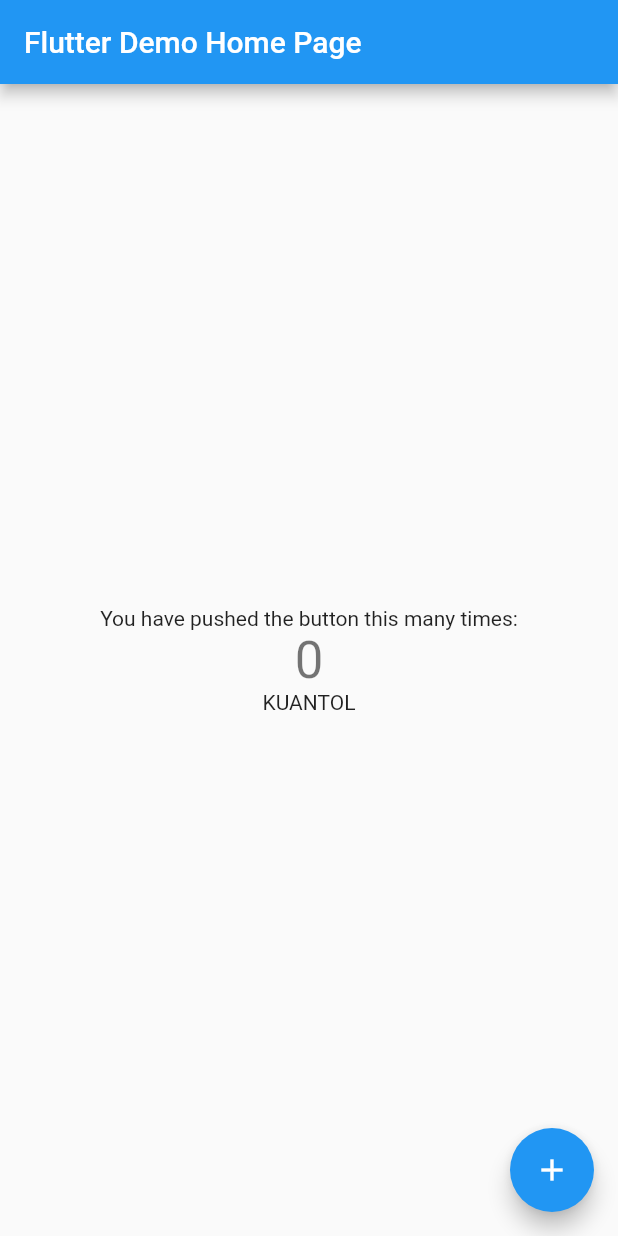
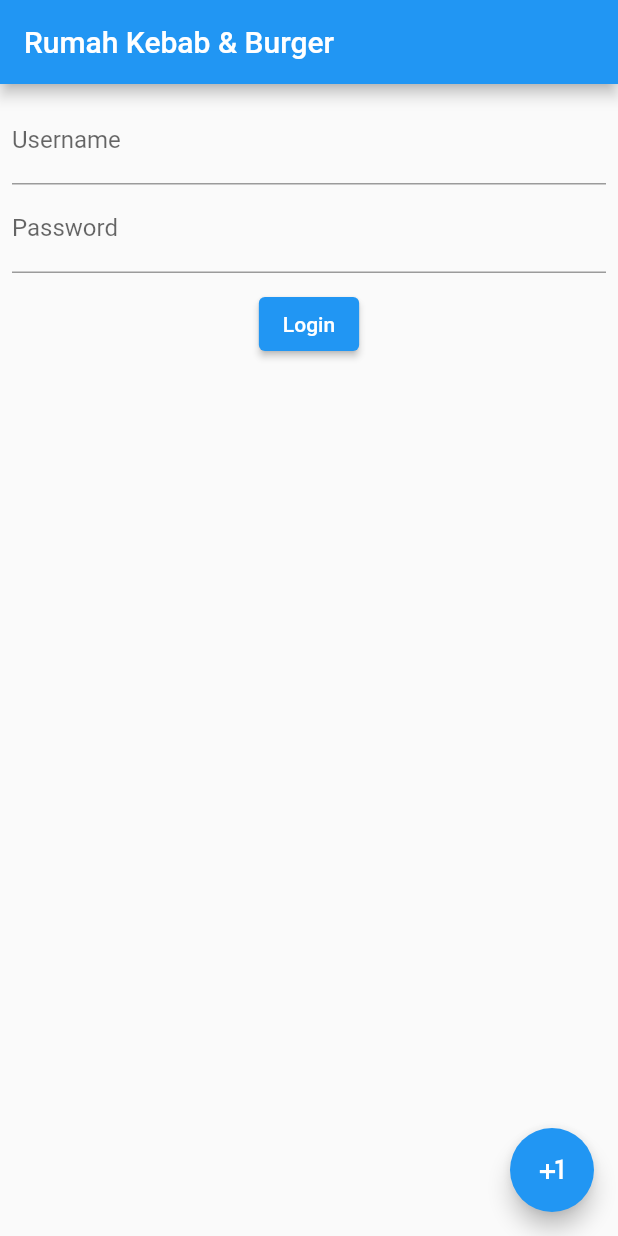
Before and after one commit to aldiramadani00/Flutter, a Flutter app: the screen it shows after launch, on a phone screen of 412 x 824 dp. Run offline on Flutter 3.47's test engine with Material 2 defaults, Android fonts, the phone set to English and light mode, and no system bars.

Commit message:
Perubahan
flutter

```diff
--- a/lib/main.dart
+++ b/lib/main.dart
@@ -1,118 +1,33 @@
 import 'package:flutter/material.dart';
 
 void main() {
-  runApp(const MyApp());
-}
-
-class MyApp extends StatelessWidget {
-  const MyApp({super.key});
-
-  // This widget is the root of your application.
-  @override
-  Widget build(BuildContext context) {
-    return MaterialApp(
-      title: 'JUANCOK',
-      theme: ThemeData(
-        // This is the theme of your application.
-        //
-        // Try running your application with "flutter run". You'll see the
-        // application has a blue toolbar. Then, without quitting the app, try
-        // changing the primarySwatch below to Colors.green and then invoke
-        // "hot reload" (press "r" in the console where you ran "flutter run",
-        // or simply save your changes to "hot reload" in a Flutter IDE).
-        // Notice that the counter didn't reset back to zero; the application
-        // is not restarted.
-        primarySwatch: Colors.blue,
+  runApp(MaterialApp(
+    debugShowCheckedModeBanner: false,
+    home: Scaffold(
+        floatingActionButton: FloatingActionButton(
+          onPressed: () {},
+          child: const Icon(Icons.plus_one),
         ),
-      home: const MyHomePage(title: 'Flutter Demo Home Page'),
-    );
-  }
-}
-
-class MyHomePage extends StatefulWidget {
-  const MyHomePage({super.key, required this.title});
-
-  // This widget is the home page of your application. It is stateful, meaning
-  // that it has a State object (defined below) that contains fields that affect
-  // how it looks.
-
-  // This class is the configuration for the state. It holds the values (in this
-  // case the title) provided by the parent (in this case the App widget) and
-  // used by the build method of the State. Fields in a Widget subclass are
-  // always marked "final".
-
-  final String title;
-
-  @override
-  State<MyHomePage> createState() => _MyHomePageState();
-}
-
-class _MyHomePageState extends State<MyHomePage> {
-  int _counter = 0;
-
-  void _incrementCounter() {
-    setState(() {
-      // This call to setState tells the Flutter framework that something has
-      // changed in this State, which causes it to rerun the build method below
-      // so that the display can reflect the updated values. If we changed
-      // _counter without calling setState(), then the build method would not be
-      // called again, and so nothing would appear to happen.
-      _counter++;
-    });
-  }
-
-  @override
-  Widget build(BuildContext context) {
-    // This method is rerun every time setState is called, for instance as done
-    // by the _incrementCounter method above.
-    //
-    // The Flutter framework has been optimized to make rerunning build methods
-    // fast, so that you can just rebuild anything that needs updating rather
-    // than having to individually change instances of widgets.
-    return Scaffold(
-      appBar: AppBar(
-        // Here we take the value from the MyHomePage object that was created by
-        // the App.build method, and use it to set our appbar title.
-        title: Text(widget.title),
+        body: Padding(
+          padding: const EdgeInsets.all(8.0),
+          child: Column(
+            children: [
+              const TextField(
+                decoration: InputDecoration(labelText: "Username"),
               ),
-      body: Center(
-        // Center is a layout widget. It takes a single child and positions it
-        // in the middle of the parent.
-        child: Column(
-          // Column is also a layout widget. It takes a list of children and
-          // arranges them vertically. By default, it sizes itself to fit its
-          // children horizontally, and tries to be as tall as its parent.
-          //
-          // Invoke "debug painting" (press "p" in the console, choose the
-          // "Toggle Debug Paint" action from the Flutter Inspector in Android
-          // Studio, or the "Toggle Debug Paint" command in Visual Studio Code)
-          // to see the wireframe for each widget.
-          //
-          // Column has various properties to control how it sizes itself and
-          // how it positions its children. Here we use mainAxisAlignment to
-          // center the children vertically; the main axis here is the vertical
-          // axis because Columns are vertical (the cross axis would be
-          // horizontal).
-          mainAxisAlignment: MainAxisAlignment.center,
-          children: <Widget>[
-            const Text(
-              'You have pushed the button this many times:',
+              const TextField(
+                obscureText: true,
+                decoration: InputDecoration(labelText: "Password"),
               ),
-            Text(
-              '$_counter',
-              style: Theme.of(context).textTheme.headlineMedium,
+              const SizedBox(
+                height: 10.0,
               ),
-            const Text(
-              'KUANTOL',
-            ),
+              ElevatedButton(onPressed: () {}, child: const Text("Login"))
             ],
           ),
         ),
-      floatingActionButton: FloatingActionButton(
-        onPressed: _incrementCounter,
-        tooltip: 'Increment',
-        child: const Icon(Icons.add),
-      ), // This trailing comma makes auto-formatting nicer for build methods.
-    );
+        appBar: AppBar(
+          title: const Text("Rumah Kebab & Burger"),
+        )),
+  ));
 }
-}
```
Lines whose indentation alone changed are shown as unchanged.
